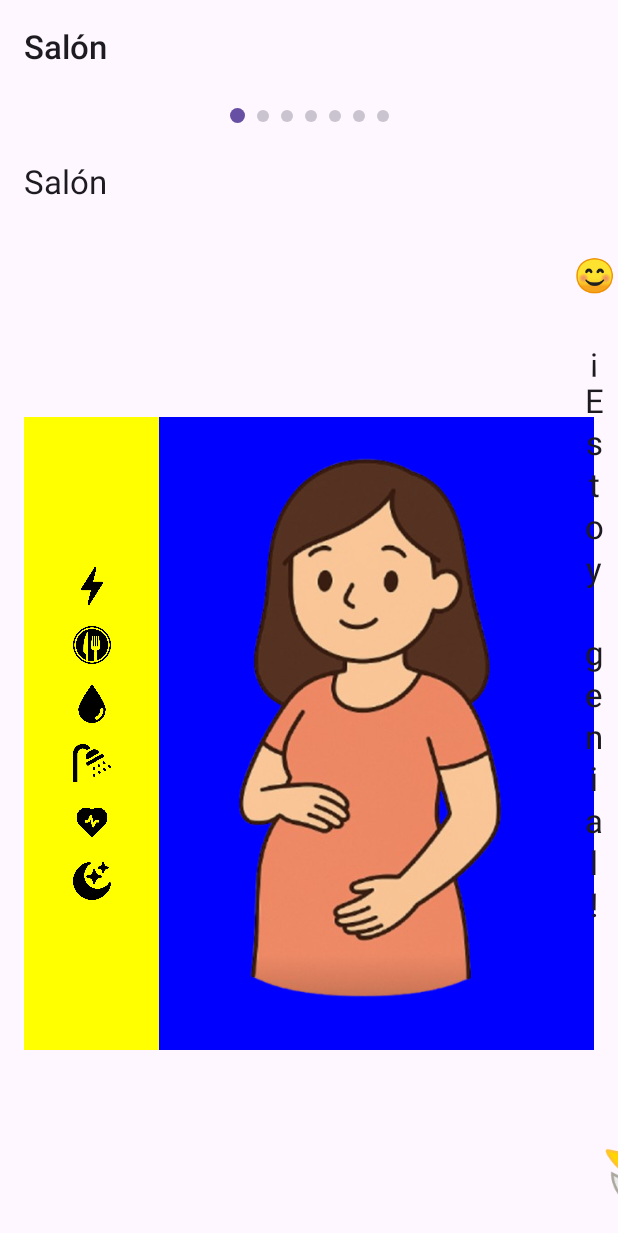
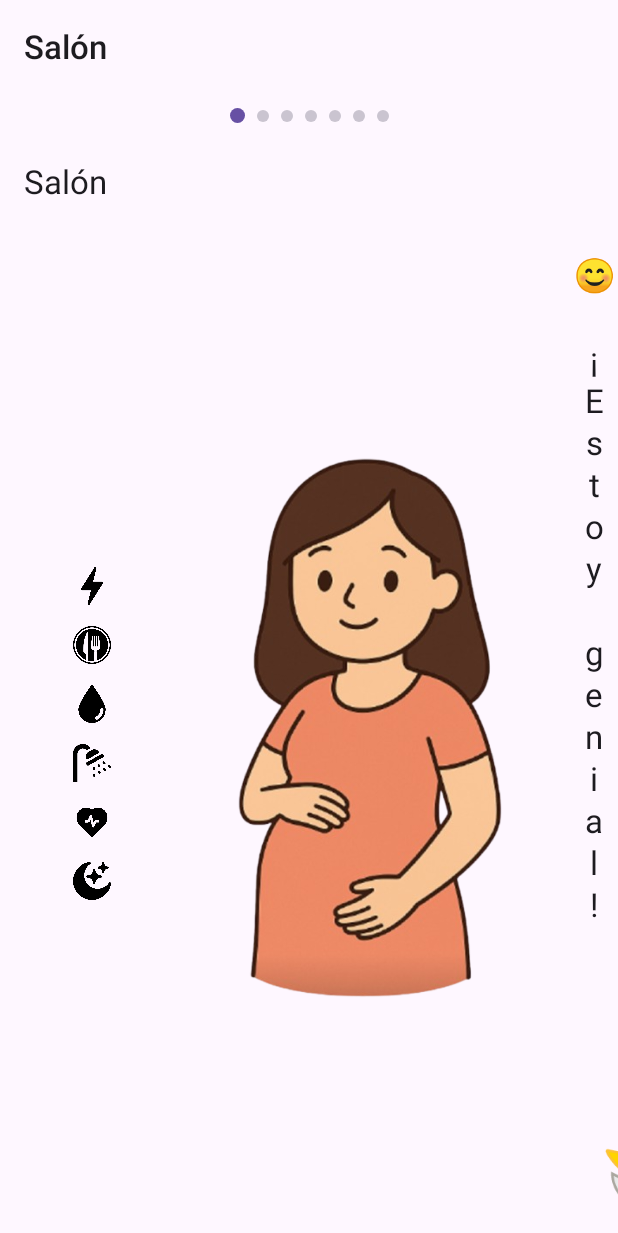
Before and after one commit to Iria141/Damagotchi_26, an Android app built with Jetpack Compose: the screen it shows after launch (MainActivity), on a phone screen of 412 x 824 dp. Shown: the top 1233 px of the screen. Run offline under Robolectric (Android 15) with nearby library versions, the light colour scheme and no system bars.

Commit message:
Eliminados los backgrounds

```diff
--- a/app/src/main/java/com/example/damagotchi_26/ui/IconsPanel.kt
+++ b/app/src/main/java/com/example/damagotchi_26/ui/IconsPanel.kt
@@ -33,8 +33,8 @@ fun IconsPanel(
 
     Box(
         modifier= Modifier
-            .background(Color.Blue)
             .fillMaxWidth()
+
     ) {
         Image(
             painter = painterResource(R.drawable.estado_inicial),
@@ -48,7 +48,6 @@ fun IconsPanel(
 
         Column(
             modifier = modifier.width(90.dp)
-                .background(Color.Yellow)
                 .padding(top = 100.dp)
                 .padding(bottom = 100.dp),
             verticalArrangement = Arrangement.spacedBy(14.dp),
```
